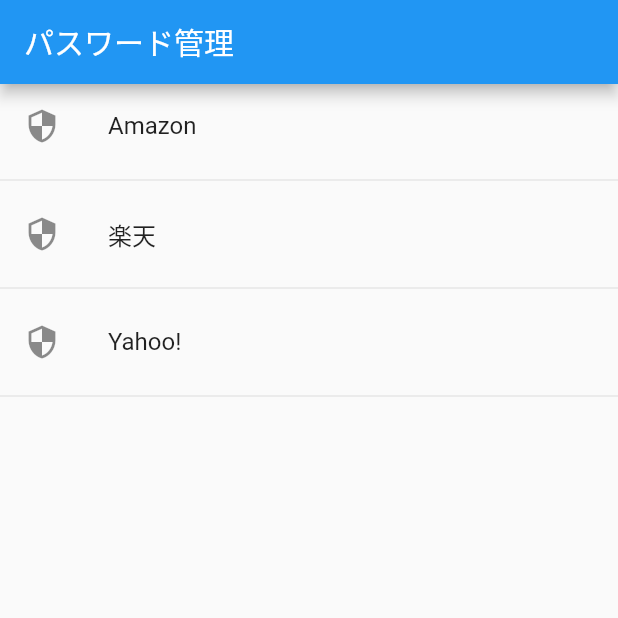
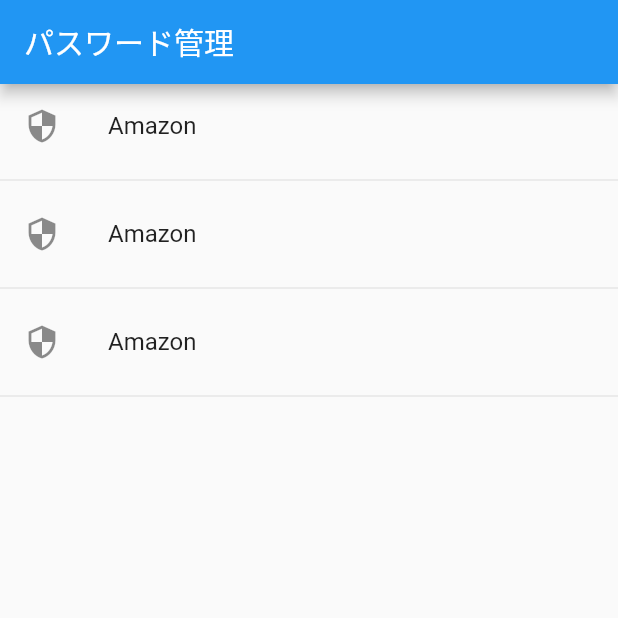
Before and after one commit to 11mrhappy/starter, a Flutter app: the screen it shows after launch, on a phone screen of 412 x 824 dp, the top half of it. Run offline on Flutter 3.47's test engine with Material 2 defaults, Android fonts, the phone set to English and light mode, and no system bars.

```diff
--- a/lib/main.dart
+++ b/lib/main.dart
@@ -36,24 +36,19 @@ class _MyHomePageState extends State<MyHomePage> {
       appBar: AppBar(
         title: Text('パスワード管理'),
       ),
-      body: ListView( //複数のウィジェットを表示できるウィジェット・画面からはみ出たらスクロールできる
+      body: ListView.builder( // .builder で繰り返しのウィジェにできる。複数のウィジェットを表示できるウィジェット・画面からはみ出たらスクロールできる
+        itemBuilder: (BuildContext context, int index) { // itemBuilder内に繰り返し処理を記述する
+          return Column( // returnで返せるウィジェは1つのみなので、DividerがDead CodeにならないようColumn Wでwrapしてる
             children: [
               ListTile( //リストの1項目を表示するためのウィジェット
                 leading: Icon(Icons.security), //leading->左端に何を表示するかを決めるプロパティ
                 title: Text(titleList[0]), //title->項目のタイトルを決めるプロパティ
               ),
               Divider(), //区切り線を表示してくれるウィジェ
-          ListTile(
-            leading: Icon(Icons.security),
-            title: Text(titleList[1]),
-          ),
-          Divider(),
-          ListTile(
-            leading: Icon(Icons.security),
-            title: Text(titleList[2]),
-          ),
-          Divider(),
             ],
+          ); // おそらくreturnで返したウィジェットには , ではなく ; で締める？
+        },
+        itemCount: titleList.length, //titleList(配列)の要素の数
       ),
     );
   }
```
Lines whose indentation alone changed are shown as unchanged.
